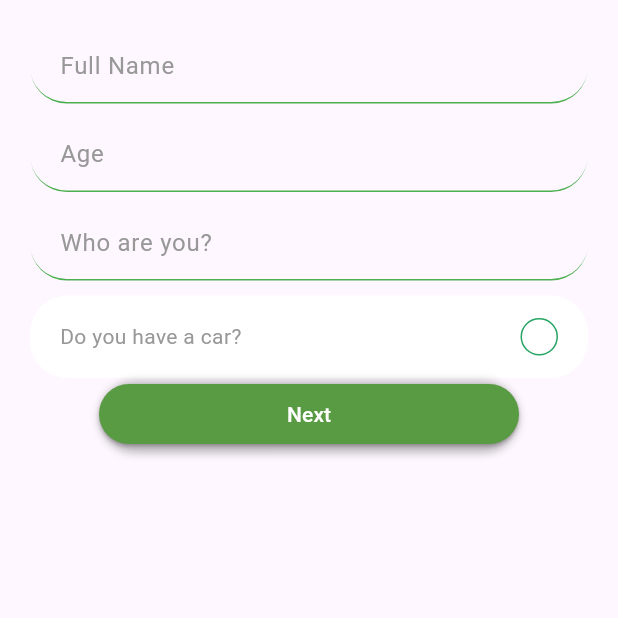
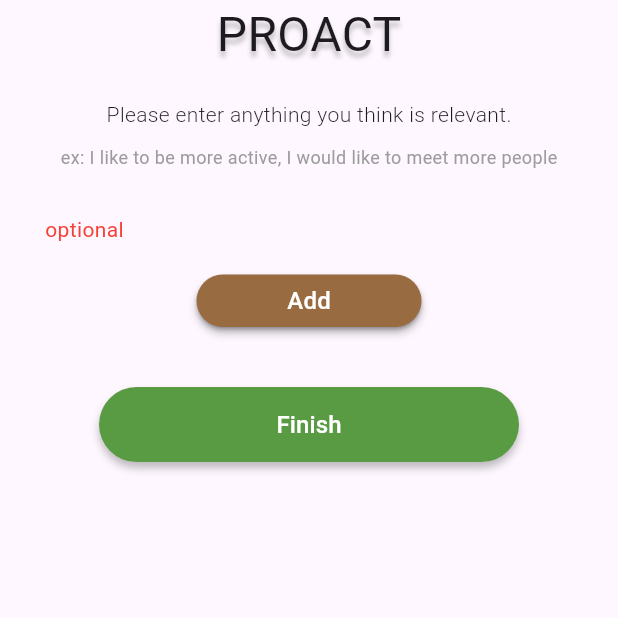
Before and after one commit to hoanghm/Proact, a Flutter app: the screen it shows after launch, on a phone screen of 412 x 824 dp, the top half of it. Run offline on Flutter 3.47's test engine with Material 3 defaults, Android fonts, the light colour scheme and no system bars; our stand-ins replace cloud_firestore, firebase_auth, firebase_core, google_generative_ai; missing offline and left inert: dart:ffi; accounts and stored records are empty.

Commit message:
Added an optional form like in the figma that functionally adds as many optional text field inputs you want. The entire view is inside a scrollview to support large numbers of optional information and submitting only parses and returns non-empty string input.

```diff
--- /dev/null
+++ b/gemini_proact_flutter/lib/view/Onboarding/components/form_optional_add.dart
@@ -0,0 +1,171 @@
+import 'package:flutter/material.dart';
+import 'package:gemini_proact_flutter/view/Onboarding/components/form_text_field.dart';
+
+class FormOptionalAdd extends StatefulWidget {
+  const FormOptionalAdd({super.key});
+
+  @override
+  FormOptionalAddState createState() {
+    return FormOptionalAddState();
+  }
+}
+
+class FormOptionalAddState extends State<FormOptionalAdd> {
+  // Colors
+  final Color addButtonColor = const Color.fromRGBO(153, 107, 64, 1);
+  final Color submitButtonColor = const Color.fromRGBO(89, 155, 67, 1);
+  final Color grey = const Color.fromRGBO(156, 156, 156, 1);
+
+  // State
+  List<TextEditingController> textControllers = [];
+  List<FormTextField> textFields = [];
+  void addTextField() {
+    setState(() {
+      textControllers.add(TextEditingController());
+      int index = textControllers.length - 1;
+      textFields.add(FormTextField(question: "", fieldType: TextInputType.text, controller: textControllers[index], required: false));
+    });
+  }
+
+  // Renders
+  @override
+  Widget build(BuildContext context) {
+
+    void submitOptionalInfo() {
+      String output = "";
+      for (int i = 0; i < textControllers.length; i++) {
+        String text = textControllers[i].text;
+        if (text.isNotEmpty) {
+          output += '$text\n';
+        }
+      }
+      Navigator.push(
+        context,
+        MaterialPageRoute(builder: (context) =>
+          Scaffold(
+            body: Center(
+              child: Text(output),
+            ),
+          )
+        )
+      );
+    }
+
+    return SingleChildScrollView(
+      child: Center(
+        child: Column(
+        children: [
+          const Text(
+            "PROACT",
+            style: TextStyle(
+              fontSize: 32,
+              shadows: [
+                Shadow(
+                  blurRadius: 4,
+                  color: Color.fromRGBO(0, 0, 0, 0.25),
+                  offset: Offset(0, 4)
+                )
+              ]
+            ),
+          ),
+          const Padding(padding: EdgeInsets.fromLTRB(0, 0, 0, 20)),
+          const Text(
+            "Please enter anything you think is relevant.",
+            style: TextStyle(
+              fontSize: 14,
+              fontWeight: FontWeight.w300
+            ),
+          ),
+          const Padding(padding: EdgeInsets.fromLTRB(0, 0, 0, 10)),
+          Text(
+            "ex: I like to be more active, I would like to meet more people",
+            style:  TextStyle(
+              fontSize: 12,
+              color: grey
+            ),
+          ),
+          const Padding(padding: EdgeInsets.fromLTRB(0, 0, 0, 30)),
+          Align(
+            alignment: Alignment.centerLeft,
+            child: Container(
+              padding: const EdgeInsets.fromLTRB(30, 0, 30, 0),
+              child: const Text(
+                "optional",
+                style: TextStyle(color: Colors.red)
+              )
+            )
+          ),
+          Container(
+            padding: const EdgeInsets.fromLTRB(25, 0, 25, 0),
+            child: Column(
+              children: [
+                ...textFields
+              ],
+            ),
+          ),
+          const Padding(padding: EdgeInsets.fromLTRB(0, 0, 0, 20)),
+          Container(
+            width: 150,
+            height: 35,
+            decoration: BoxDecoration(
+              borderRadius: BorderRadius.circular(25),
+              boxShadow: const [
+                BoxShadow(
+                  color: Color.fromRGBO(0, 0, 0, 0.25),
+                  blurRadius: 4,
+                  spreadRadius: 0,
+                  offset: Offset(0, 4)
+                )
+              ]
+            ),
+            child: ElevatedButton(
+              style: ElevatedButton.styleFrom(
+                backgroundColor: addButtonColor,
+              ),
+              onPressed: () {
+                addTextField();
+              },
+              child: const Text(
+                "Add",
+                style: TextStyle(
+                  color: Colors.white,
+                  fontSize: 16
+                ),
+              ),
+            ),
+          ),
+          const Padding(padding: EdgeInsets.fromLTRB(0, 0, 0, 40)),
+          Container(
+              width: 280,
+              height: 50,
+              decoration: BoxDecoration(
+                color: submitButtonColor,
+                borderRadius: BorderRadius.circular(25),
+                boxShadow: const [
+                  BoxShadow(
+                    blurRadius: 4,
+                    spreadRadius: 0,
+                    offset: Offset(0, 4),
+                    color: Color.fromRGBO(0, 0, 0, 0.25)
+                  )
+                ]
+              ),
+              child: TextButton(
+                onPressed: () {
+                  submitOptionalInfo();
+                },
+                child: const Text(
+                  "Finish",
+                  style: TextStyle(
+                    color: Colors.white,
+                    fontSize: 16
+                  ),
+                )
+              ),
+            )
+        ],
+      )
+      ),
+    );
+  }
+}
--- a/gemini_proact_flutter/lib/view/Onboarding/onboarding_form.dart
+++ b/gemini_proact_flutter/lib/view/Onboarding/onboarding_form.dart
@@ -1,4 +1,5 @@
 import 'package:flutter/material.dart';
+import 'package:gemini_proact_flutter/view/Onboarding/components/form_optional_add.dart';
 import 'package:gemini_proact_flutter/view/Onboarding/components/form_page.dart';
 
 class OnboardingForm extends StatefulWidget {
@@ -36,7 +37,8 @@ class OnboardingFormState extends State<OnboardingForm> {
   @override
   Widget build (BuildContext context) {
     return SafeArea(
-      child: FormPage(formFields: debugInput)
+      // child: FormPage(formFields: debugInput)
+      child: FormOptionalAdd()
     );
   }
 }
```
